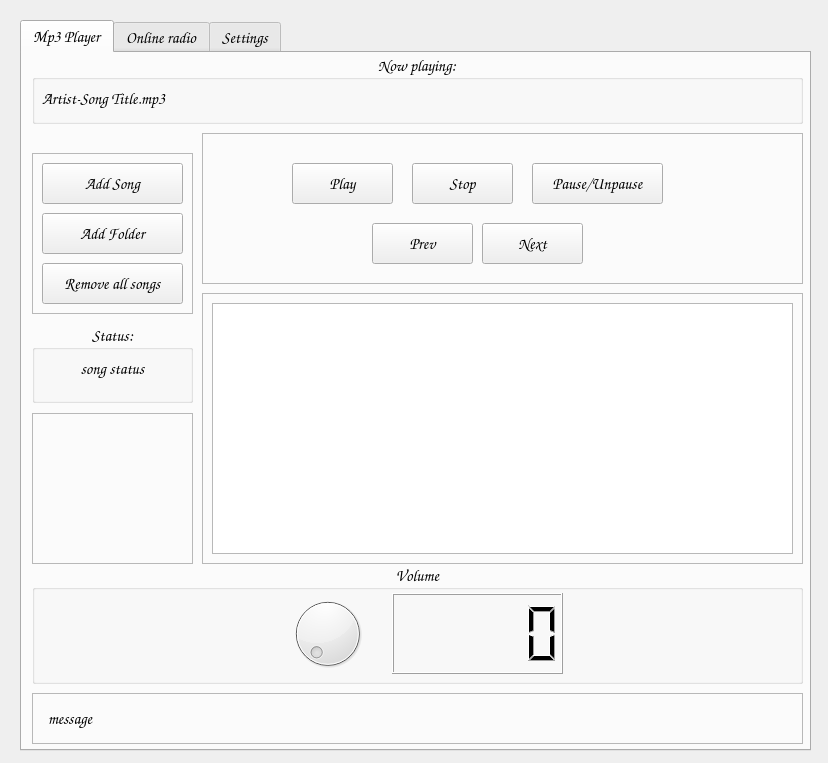
Above: App_main/UI/player_ui.ui from piotrekgelert/radio-mp3-player before the change. Below: the same form after it.
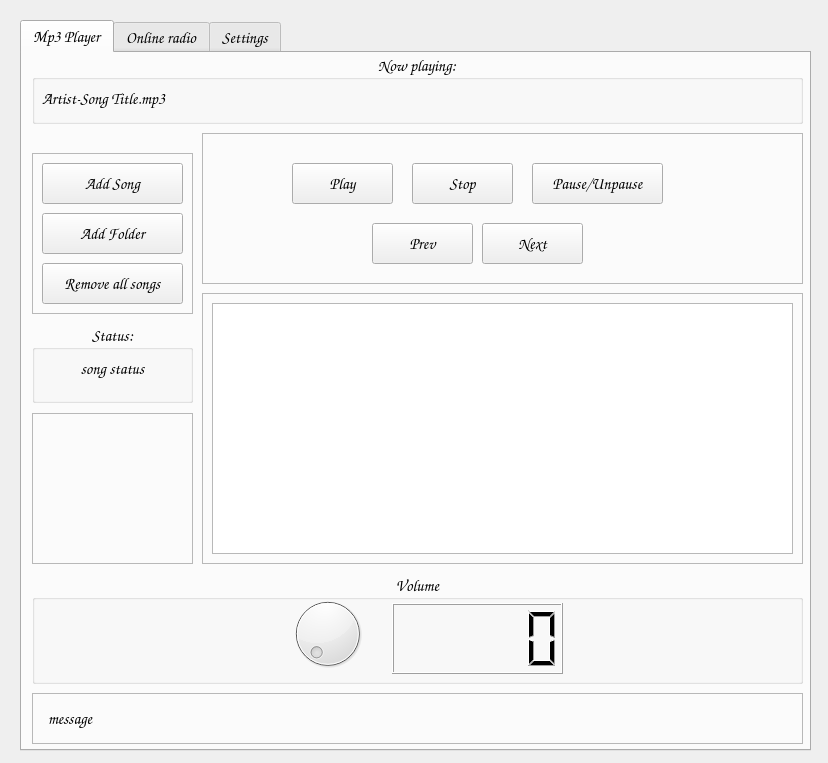
That is the form after the change. The open tabs and pages were chosen to show the change. Icons and pictures are not drawn.

Commit message: add network failed repair previous and next song buttons update readme

```diff
--- a/App_main/UI/player_ui.ui
+++ b/App_main/UI/player_ui.ui
@@ -311,9 +311,9 @@
       <property name="geometry">
        <rect>
         <x>10</x>
-        <y>510</y>
+        <y>520</y>
         <width>771</width>
-        <height>121</height>
+        <height>111</height>
        </rect>
       </property>
       <property name="title">
@@ -326,7 +326,7 @@
        <property name="geometry">
         <rect>
          <x>250</x>
-         <y>30</y>
+         <y>20</y>
          <width>91</width>
          <height>81</height>
         </rect>
@@ -341,7 +341,7 @@
          <x>360</x>
          <y>30</y>
          <width>171</width>
-         <height>81</height>
+         <height>71</height>
         </rect>
        </property>
       </widget>
```
Left out of the diff: 2 changed lines with no effect on the pictures. The commit also changes 3 other files.
